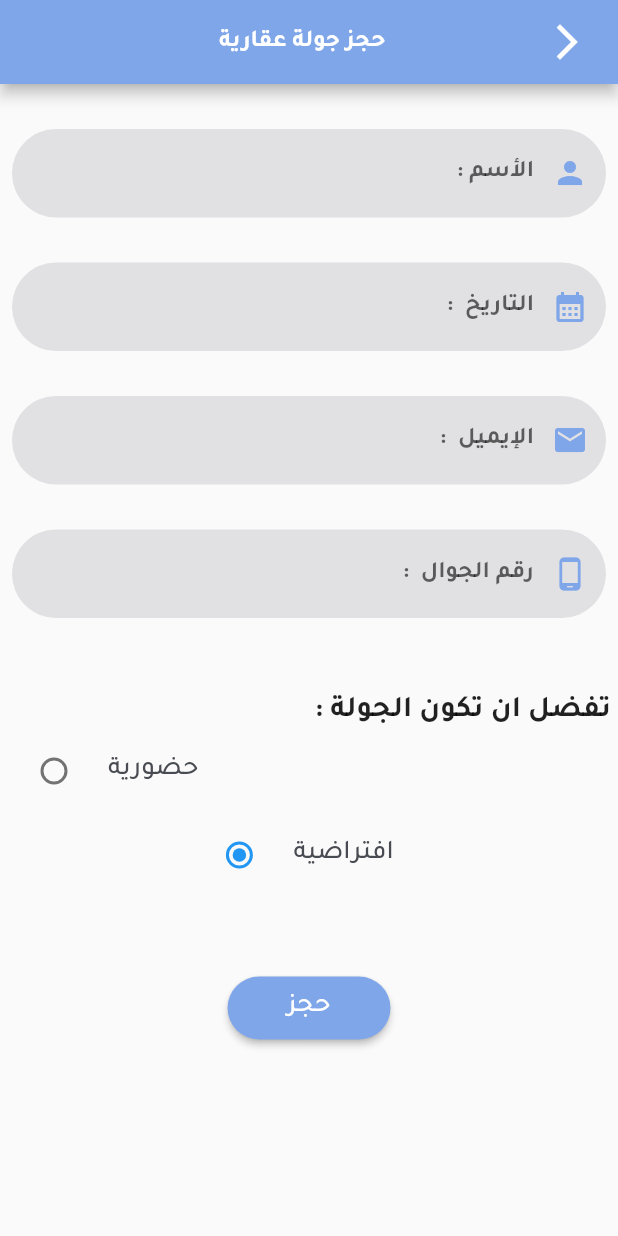
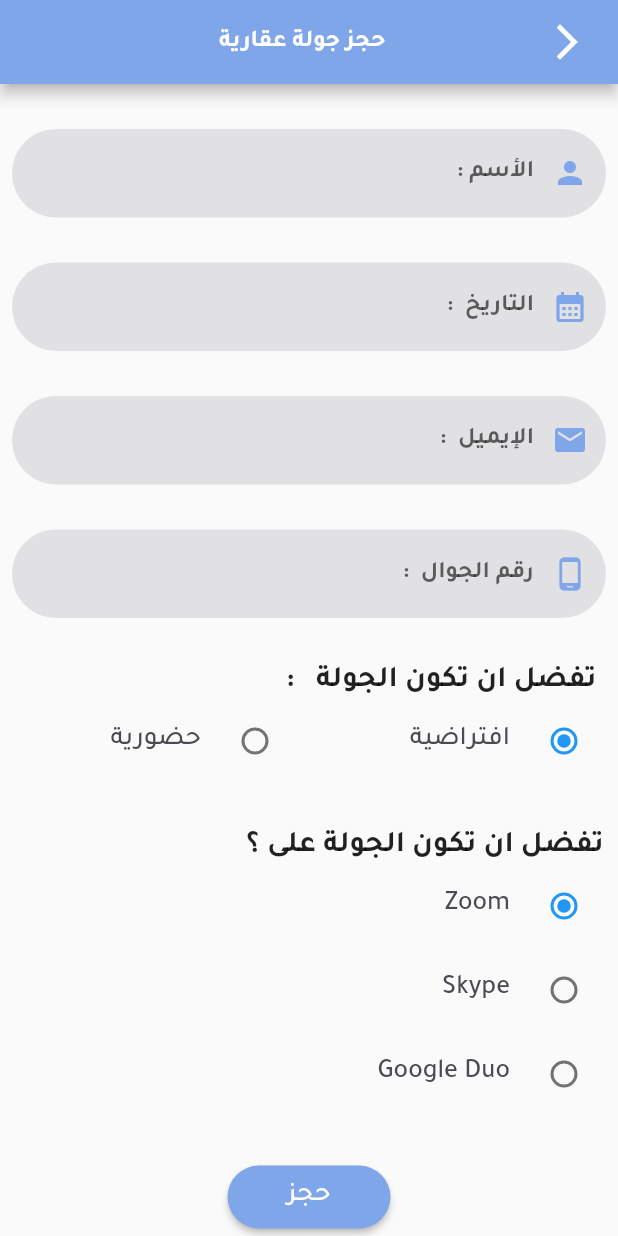
Before and after one commit to khloudaldughaim/2022-GP1-17, a Flutter app: the boookingPage screen opened directly with empty values, after a tap on "افتراضية", on a phone screen of 412 x 824 dp. Run offline on Flutter 3.47's test engine with Material 2 defaults, Android fonts, the phone set to English and light mode, and no system bars; drawn by our look-alikes of date_time_picker; our stand-ins replace cloud_firestore, csc_picker, firebase_auth, firebase_core, firebase_storage, fluttertoast and 4 more; missing offline and left inert: booking_calendar, cloud_firestore_web, firebase_core_web, label_marker, search_map_place_updated; accounts and stored records are empty.

Commit message:
Update bookingPage.dart

```diff
--- a/lib/pages/bookingPage.dart
+++ b/lib/pages/bookingPage.dart
@@ -1,3 +1,5 @@
+// ignore_for_file: prefer_const_constructors
+
 import 'dart:convert';
 
 import 'package:firebase_auth/firebase_auth.dart';
@@ -34,6 +36,8 @@ class boookingPage extends StatefulWidget {
 
 enum booktype { inperson, online }
 
+enum videoChat { zoom, skype, googelduo }
+
 class _BookingPagestate extends State<boookingPage> {
 //'${widget.User_id}' to call User_id from up
 
@@ -47,9 +51,10 @@ class _BookingPagestate extends State<boookingPage> {
   String _valueChanged1 = '';
   String _valueToValidate1 = '';
   String _valueSaved1 = '';
-  booktype? _class = booktype.inperson;
+  booktype? _book = booktype.inperson;
   String Booktype = 'حضوري';
-
+  videoChat? video = videoChat.zoom;
+  String videochat = 'Zoom';
 //  DateTime dt = DateTime.parse('2020-01-02 03:04:05');
   final datecontrolar = TextEditingController(
       text: DateTime.now().day.toString() +
@@ -284,13 +289,12 @@ class _BookingPagestate extends State<boookingPage> {
                                   ),
                                 )),
                             SizedBox(
-                              height: 50,
+                              height: 30,
                             ),
-                            Container(
-                              child: Column(
+                            Column(
                               crossAxisAlignment: CrossAxisAlignment.end,
                               children: [
-                                  Text(' تفضل ان تكون الجولة : ',
+                                Text('   تفضل ان تكون الجولة   : ',
                                     style: TextStyle(
                                       fontSize: 20.0,
                                       fontFamily: "Tajawal-b",
@@ -300,8 +304,9 @@ class _BookingPagestate extends State<boookingPage> {
                                   children: [
                                     Container(
                                       width:
-                                            MediaQuery.of(context).size.width /
-                                                2.5,
+                                          MediaQuery.of(context).size.width / 2,
+                                      child: Directionality(
+                                        textDirection: TextDirection.rtl,
                                         child: RadioListTile(
                                           title: const Text(
                                             'حضورية',
@@ -313,45 +318,135 @@ class _BookingPagestate extends State<boookingPage> {
                                             textAlign: TextAlign.start,
                                           ),
                                           value: booktype.inperson,
-                                          groupValue: _class,
+                                          groupValue: _book,
                                           onChanged: (booktype? value) {
                                             setState(() {
-                                              _class = value;
-                                              if (_class == booktype.inperson)
+                                              _book = value;
+                                              if (_book == booktype.inperson)
                                                 Booktype = 'حضورية';
                                             });
                                           },
+                                        ),
+                                      ),
+                                    ),
+                                    Container(
+                                      width:
+                                          MediaQuery.of(context).size.width / 2,
+                                      child: Directionality(
+                                        textDirection: TextDirection.rtl,
+                                        child: RadioListTile(
+                                          title: const Text(
+                                            'افتراضية',
+                                            style: TextStyle(
+                                                fontSize: 18.0,
+                                                fontFamily: "Tajawal-m",
+                                                color: Color.fromARGB(
+                                                    255, 73, 75, 82)),
+                                            textAlign: TextAlign.start,
+                                          ),
+                                          value: booktype.online,
+                                          groupValue: _book,
+                                          onChanged: (booktype? value) {
+                                            setState(() {
+                                              _book = value;
+                                              if (_book == booktype.online)
+                                                Booktype = 'افتراضية';
+                                            });
+                                          },
+                                        ),
                                       ),
                                     ),
                                   ],
                                 )
                               ],
                             ),
+                            SizedBox(
+                              height: 30,
                             ),
-                            Container(
-                              width: MediaQuery.of(context).size.width / 2.5,
-                              child: RadioListTile(
-                                title: const Text(
-                                  'افتراضية',
+                            Booktype == 'افتراضية'
+                                ? Column(
+                                    crossAxisAlignment: CrossAxisAlignment.end,
+                                    children: [
+                                      Text(
+                                        '   تفضل ان تكون الجولة على ؟  ',
+                                        style: TextStyle(
+                                          fontSize: 20.0,
+                                          fontFamily: "Tajawal-b",
+                                        ),
+                                      ),
+                                      Directionality(
+                                        textDirection: TextDirection.rtl,
+                                        child: Column(
+                                          children: [
+                                            RadioListTile(
+                                              title: Text(
+                                                'Zoom',
                                                 style: TextStyle(
                                                     fontSize: 18.0,
                                                     fontFamily: "Tajawal-m",
-                                      color: Color.fromARGB(255, 73, 75, 82)),
+                                                    color: Color.fromARGB(
+                                                        255, 73, 75, 82)),
                                                 textAlign: TextAlign.start,
                                               ),
-                                value: booktype.online,
-                                groupValue: _class,
-                                onChanged: (booktype? value) {
+                                              value: videoChat.zoom,
+                                              groupValue: video,
+                                              onChanged: (videoChat? value) {
                                                 setState(() {
-                                    _class = value;
-                                    if (_class == booktype.online)
-                                      Booktype = 'افتراضية';
+                                                  video = value;
+                                                  if (video == videoChat.zoom)
+                                                    videochat = 'Zoom';
                                                 });
                                               },
                                             ),
+                                            RadioListTile(
+                                              title: const Text(
+                                                'Skype',
+                                                style: TextStyle(
+                                                    fontSize: 18.0,
+                                                    fontFamily: "Tajawal-m",
+                                                    color: Color.fromARGB(
+                                                        255, 73, 75, 82)),
+                                                textAlign: TextAlign.start,
                                               ),
+                                              value: videoChat.skype,
+                                              groupValue: video,
+                                              onChanged: (videoChat? value) {
+                                                setState(() {
+                                                  video = value;
+                                                  if (video == videoChat.skype)
+                                                    videochat = 'Skype';
+                                                });
+                                              },
+                                            ),
+                                            RadioListTile(
+                                              title: const Text(
+                                                'Google Duo',
+                                                style: TextStyle(
+                                                    fontSize: 18.0,
+                                                    fontFamily: "Tajawal-m",
+                                                    color: Color.fromARGB(
+                                                        255, 73, 75, 82)),
+                                                textAlign: TextAlign.start,
+                                              ),
+                                              value: videoChat.googelduo,
+                                              groupValue: video,
+                                              onChanged: (videoChat? value) {
+                                                setState(() {
+                                                  video = value;
+                                                  if (video ==
+                                                      videoChat.googelduo)
+                                                    videochat = 'Google Duo';
+                                                });
+                                              },
+                                            ),
+                                          ],
+                                        ),
+                                      )
+                                    ],
+                                  )
+                                : Container(),
                             SizedBox(
-                              height: 50,
+                              height: 30,
                             ),
                             ElevatedButton(
                               onPressed: () async {
@@ -378,6 +473,9 @@ class _BookingPagestate extends State<boookingPage> {
                                           "buyer_id": curentId,
                                           "buyer_name": nameB.text,
                                           "buyer_email": emailB.text,
+                                          "book_type": Booktype,
+                                          "videochat": videochat,
+                                          "status": "pending",
                                         });
 
                                         Fluttertoast.showToast(
@@ -447,13 +545,7 @@ class _BookingPagestate extends State<boookingPage> {
                               Padding(
                                   padding: EdgeInsets.symmetric(horizontal: 79),
                                   child: Text(
-                                    " هناك خطأ ما  ",
-                                    style: TextStyle(
-                                        fontSize: 18,
-                                        fontFamily: "Tajawal-b",
-                                        color:
-                                            Color.fromARGB(255, 127, 166, 233)),
-                                    textAlign: TextAlign.center,
+                                    " ",
                                   )),
                             ],
                           );
```
Lines whose indentation alone changed are shown as unchanged.
